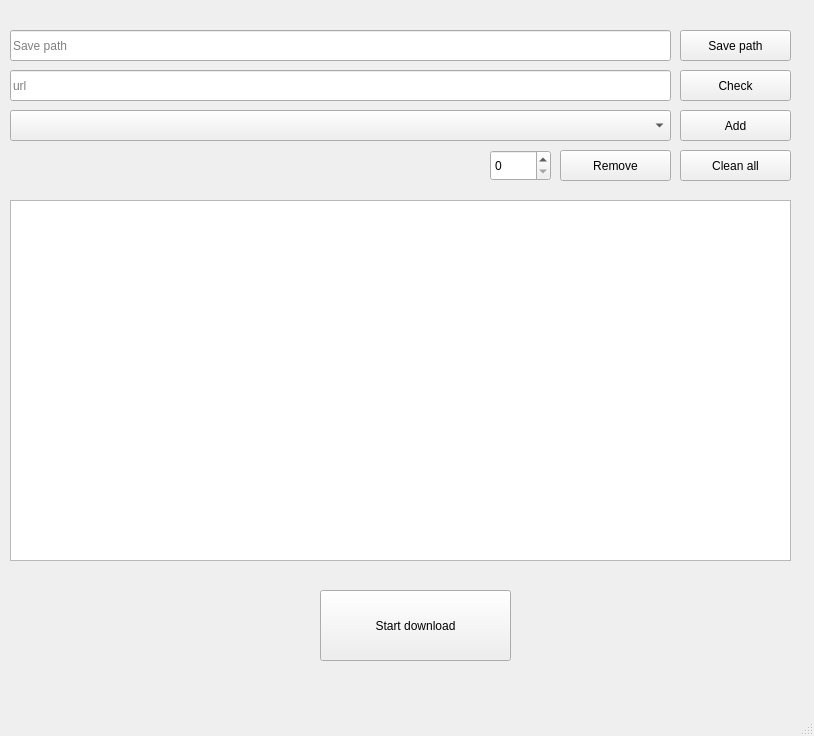
Above: VideoLoader/Code/UIs/mainwindow.ui from CodeMonsterPedro/LittleThings before the change. Below: the same form after it.
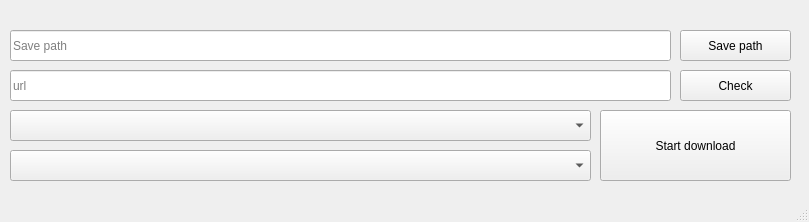
That is the form after the change.

Commit message:
Rework ui and logic of videoloader
make general class to collect all video data
add video and audio mixing

The edit to the form file:
```diff
--- a/VideoLoader/Code/UIs/mainwindow.ui
+++ b/VideoLoader/Code/UIs/mainwindow.ui
@@ -6,47 +6,24 @@
    <rect>
     <x>0</x>
     <y>0</y>
-    <width>814</width>
-    <height>736</height>
+    <width>809</width>
+    <height>222</height>
    </rect>
   </property>
   <property name="windowTitle">
    <string>MainWindow</string>
   </property>
   <widget class="QWidget" name="centralwidget">
-   <widget class="QTableWidget" name="tbw_data">
-    <property name="geometry">
-     <rect>
-      <x>10</x>
-      <y>200</y>
-      <width>781</width>
-      <height>361</height>
-     </rect>
-    </property>
-   </widget>
    <widget class="QComboBox" name="cb_quality">
     <property name="geometry">
      <rect>
       <x>10</x>
       <y>110</y>
-      <width>661</width>
+      <width>581</width>
       <height>31</height>
      </rect>
     </property>
    </widget>
-   <widget class="QPushButton" name="btn_add">
-    <property name="geometry">
-     <rect>
-      <x>680</x>
-      <y>110</y>
-      <width>111</width>
-      <height>31</height>
-     </rect>
-    </property>
-    <property name="text">
-     <string>Add</string>
-    </property>
-   </widget>
    <widget class="QPushButton" name="btn_set_url">
     <property name="geometry">
      <rect>
@@ -76,8 +53,8 @@
    <widget class="QPushButton" name="btn_start">
     <property name="geometry">
      <rect>
-      <x>320</x>
-      <y>590</y>
+      <x>600</x>
+      <y>110</y>
       <width>191</width>
       <height>71</height>
      </rect>
@@ -86,19 +63,6 @@
      <string>Start download</string>
     </property>
    </widget>
-   <widget class="QPushButton" name="btn_clean_all">
-    <property name="geometry">
-     <rect>
-      <x>680</x>
-      <y>150</y>
-      <width>111</width>
-      <height>31</height>
-     </rect>
-    </property>
-    <property name="text">
-     <string>Clean all</string>
-    </property>
-   </widget>
    <widget class="QLineEdit" name="ln_path">
     <property name="geometry">
      <rect>
@@ -125,29 +89,16 @@
      <string>Save path</string>
     </property>
    </widget>
-   <widget class="QSpinBox" name="spb_id">
+   <widget class="QComboBox" name="cb_audio">
     <property name="geometry">
      <rect>
-      <x>490</x>
+      <x>10</x>
       <y>150</y>
-      <width>61</width>
+      <width>581</width>
       <height>31</height>
      </rect>
     </property>
    </widget>
-   <widget class="QPushButton" name="btn_remove">
-    <property name="geometry">
-     <rect>
-      <x>560</x>
-      <y>150</y>
-      <width>111</width>
-      <height>31</height>
-     </rect>
-    </property>
-    <property name="text">
-     <string>Remove</string>
-    </property>
-   </widget>
   </widget>
   <widget class="QStatusBar" name="statusBar"/>
  </widget>
```
The commit also changes 5 other files.
